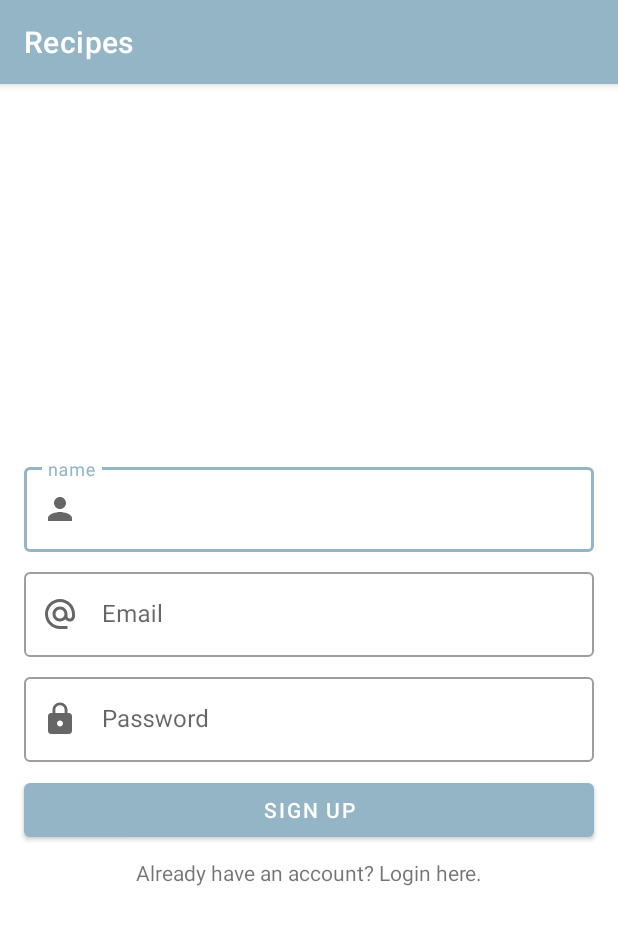
After one commit to GhufranAlghazwi/Recipes, an Android app: the RegisterActivity screen opened directly, with no data from a screen before it, on a phone screen of 412 x 824 dp. The commit adds this screen. Shown: the top 925 px of the screen. Run offline under Robolectric (Android 15) with nearby library versions, the phone set to English and light mode, and no system bars.

Commit message:
Sign up completed

```diff
--- a/app/build.gradle
+++ b/app/build.gradle
@@ -47,6 +47,7 @@ dependencies {
     implementation 'androidx.constraintlayout:constraintlayout:2.1.2'
     implementation 'androidx.legacy:legacy-support-v4:1.0.0'
     implementation 'com.google.firebase:firebase-auth-ktx:21.0.1'
+    implementation 'com.google.firebase:firebase-firestore-ktx:24.0.0'
     testImplementation 'junit:junit:4.+'
     androidTestImplementation 'androidx.test.ext:junit:1.1.3'
     androidTestImplementation 'androidx.test.espresso:espresso-core:3.4.0'
--- a/app/src/main/AndroidManifest.xml
+++ b/app/src/main/AndroidManifest.xml
@@ -9,6 +9,9 @@
         android:roundIcon="@mipmap/ic_launcher_round"
         android:supportsRtl="true"
         android:theme="@style/Theme.Recipes">
+        <activity
+            android:name=".view.register.RegisterActivity"
+            android:exported="false" />
         <activity
             android:name=".view.login.LoginActivity"
             android:exported="false" />
@@ -26,7 +29,7 @@
         </activity>
         <activity
             android:name=".view.MainActivity"
-            android:exported="true"/>
+            android:exported="true" />
     </application>
 
 </manifest>
--- a/app/src/main/java/org/tuwaiq/recipes/view/login/LoginActivity.kt
+++ b/app/src/main/java/org/tuwaiq/recipes/view/login/LoginActivity.kt
@@ -8,6 +8,7 @@ import androidx.activity.viewModels
 import org.tuwaiq.recipes.R
 import org.tuwaiq.recipes.databinding.ActivityLoginBinding
 import org.tuwaiq.recipes.view.home.HomeActivity
+import org.tuwaiq.recipes.view.register.RegisterActivity
 
 class LoginActivity : AppCompatActivity() {
     lateinit var binding: ActivityLoginBinding
@@ -40,6 +41,10 @@ class LoginActivity : AppCompatActivity() {
             }
         }
 
+        binding.registerNowTextView.setOnClickListener {
+            startActivity(Intent(this, RegisterActivity::class.java))
+        }
+
         setContentView(binding.root)
     }
 }
--- /dev/null
+++ b/app/src/main/java/org/tuwaiq/recipes/view/register/RegisterActivity.kt
@@ -0,0 +1,49 @@
+package org.tuwaiq.recipes.view.register
+
+import android.content.Intent
+import androidx.appcompat.app.AppCompatActivity
+import android.os.Bundle
+import android.widget.Toast
+import androidx.activity.viewModels
+import org.tuwaiq.recipes.databinding.ActivityRegisterBinding
+import org.tuwaiq.recipes.view.home.HomeActivity
+import org.tuwaiq.recipes.view.login.LoginActivity
+
+class RegisterActivity : AppCompatActivity() {
+    lateinit var binding: ActivityRegisterBinding
+    val vm: RegisterViewModel by viewModels()
+
+    override fun onCreate(savedInstanceState: Bundle?) {
+        super.onCreate(savedInstanceState)
+        binding = ActivityRegisterBinding.inflate(layoutInflater)
+
+        var name = binding.registerNameEditText
+        var email = binding.registerEmailEditText
+        var password = binding.registerPasswordEditText
+
+        binding.RegisterButton.setOnClickListener {
+            if (name.text!!.isEmpty() || email.text!!.isEmpty() || password.text!!.isEmpty()){
+                Toast.makeText(this, "Fill all fields to login", Toast.LENGTH_LONG).show()
+            }
+            else{
+                vm.register(name.text.toString(), email.text.toString(), password.text.toString())
+                    .observe(this, {
+                        if (it){
+                            startActivity(Intent(this, LoginActivity::class.java))
+                            Toast.makeText(this, "Register success", Toast.LENGTH_LONG).show()
+                            print("Register success")
+                        }
+                        else{
+                            Toast.makeText(this, "Failed to Register", Toast.LENGTH_LONG).show()
+                            print("Register failed")
+                        }
+                    })
+            }
+        }
+
+        binding.LoginHereTextView.setOnClickListener {
+            startActivity(Intent(this, LoginActivity::class.java))
+        }
+        setContentView(binding.root)
+    }
+}
--- /dev/null
+++ b/app/src/main/res/layout/activity_register.xml
@@ -0,0 +1,90 @@
+<?xml version="1.0" encoding="utf-8"?>
+<androidx.constraintlayout.widget.ConstraintLayout xmlns:android="http://schemas.android.com/apk/res/android"
+    xmlns:app="http://schemas.android.com/apk/res-auto"
+    xmlns:tools="http://schemas.android.com/tools"
+    android:layout_width="match_parent"
+    android:layout_height="match_parent"
+    tools:context=".view.register.RegisterActivity">
+
+    <com.google.android.material.textfield.TextInputLayout
+        android:id="@+id/outlinedTextField"
+        style="@style/Widget.MaterialComponents.TextInputLayout.OutlinedBox"
+        android:layout_width="0dp"
+        android:layout_height="wrap_content"
+        android:layout_marginHorizontal="16dp"
+        android:layout_marginTop="250dp"
+        android:hint="name"
+        app:layout_constraintEnd_toEndOf="parent"
+        app:layout_constraintStart_toStartOf="parent"
+        app:layout_constraintTop_toTopOf="parent"
+        app:startIconDrawable="@drawable/ic_baseline_person_24">
+
+        <com.google.android.material.textfield.TextInputEditText
+            android:id="@+id/registerNameEditText"
+            android:layout_width="match_parent"
+            android:layout_height="wrap_content"
+            android:inputType="textEmailAddress"/>
+    </com.google.android.material.textfield.TextInputLayout>
+
+    <com.google.android.material.textfield.TextInputLayout
+        android:id="@+id/outlinedTextField2"
+        style="@style/Widget.MaterialComponents.TextInputLayout.OutlinedBox"
+        android:layout_width="0dp"
+        android:layout_height="wrap_content"
+        android:layout_marginHorizontal="16dp"
+        android:layout_marginTop="8dp"
+        android:hint="Email"
+        app:layout_constraintEnd_toEndOf="parent"
+        app:layout_constraintStart_toStartOf="parent"
+        app:layout_constraintTop_toBottomOf="@id/outlinedTextField"
+        app:startIconDrawable="@drawable/ic_baseline_alternate_email_24">
+
+        <com.google.android.material.textfield.TextInputEditText
+            android:id="@+id/registerEmailEditText"
+            android:layout_width="match_parent"
+            android:layout_height="wrap_content"
+            android:inputType="textEmailAddress"/>
+    </com.google.android.material.textfield.TextInputLayout>
+
+    <com.google.android.material.textfield.TextInputLayout
+        android:id="@+id/outlinedTextField3"
+        style="@style/Widget.MaterialComponents.TextInputLayout.OutlinedBox"
+        android:layout_width="0dp"
+        android:layout_height="wrap_content"
+        android:layout_marginHorizontal="16dp"
+        android:layout_marginTop="8dp"
+        android:hint="Password"
+        app:layout_constraintEnd_toEndOf="parent"
+        app:layout_constraintStart_toStartOf="parent"
+        app:layout_constraintTop_toBottomOf="@id/outlinedTextField2"
+        app:startIconDrawable="@drawable/ic_baseline_lock_24">
+
+        <com.google.android.material.textfield.TextInputEditText
+            android:id="@+id/registerPasswordEditText"
+            android:layout_width="match_parent"
+            android:layout_height="wrap_content"
+            android:inputType="textEmailAddress"/>
+    </com.google.android.material.textfield.TextInputLayout>
+
+    <Button
+        android:id="@+id/RegisterButton"
+        android:layout_width="0dp"
+        android:layout_height="wrap_content"
+        android:layout_marginHorizontal="16dp"
+        android:layout_marginTop="8dp"
+        android:text="Sign Up"
+        app:layout_constraintEnd_toEndOf="parent"
+        app:layout_constraintStart_toStartOf="parent"
+        app:layout_constraintTop_toBottomOf="@id/outlinedTextField3" />
+
+    <TextView
+        android:id="@+id/LoginHereTextView"
+        android:layout_width="wrap_content"
+        android:layout_height="wrap_content"
+        android:layout_marginTop="8dp"
+        android:text="Already have an account? Login here."
+        app:layout_constraintEnd_toEndOf="parent"
+        app:layout_constraintStart_toStartOf="parent"
+        app:layout_constraintTop_toBottomOf="@id/RegisterButton" />
+
+</androidx.constraintlayout.widget.ConstraintLayout>
```
Also changed, not shown: app/src/main/java/org/tuwaiq/recipes/repository/UserRepository.kt (+24 -1 lines), app/src/main/java/org/tuwaiq/recipes/view/register/RegisterViewModel.kt (added, +22 -0 lines).
